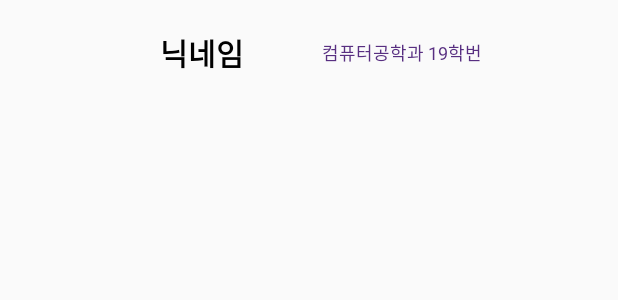
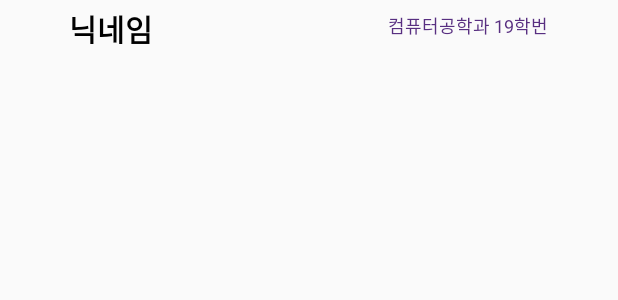
Before and after one commit to SujungMate/SujungMate-Android, an Android app: the layout sujungmate_mypage.xml on its own in the app's theme, with its tools: preview values and no code run, on a phone screen of 412 x 824 dp. Shown: the top 300 px of the screen. Run offline under Robolectric (Android 15) with nearby library versions, the light colour scheme and no system bars.

Commit message:
수정 : 짝수정 레이아웃 설정

```diff
--- a/app/src/main/res/layout/activity_my_page.xml
+++ b/app/src/main/res/layout/activity_my_page.xml
@@ -143,11 +143,13 @@
 
     <androidx.recyclerview.widget.RecyclerView
         android:id="@+id/recyclerview_mypage"
-        android:layout_width="wrap_content"
+        android:layout_width="330dp"
         android:layout_height="390dp"
+        android:layout_marginTop="5dp"
         app:layout_constraintEnd_toEndOf="parent"
         app:layout_constraintStart_toStartOf="parent"
-        app:layout_constraintTop_toTopOf="@+id/line_myPage" />
+        app:layout_constraintTop_toTopOf="@+id/line_myPage"
+        tools:listitem="@layout/sujungmate_mypage" />
 
     <ImageView
         android:id="@+id/profileImage_myPage"
--- a/app/src/main/res/layout/sujungmate_mypage.xml
+++ b/app/src/main/res/layout/sujungmate_mypage.xml
@@ -2,36 +2,37 @@
 <androidx.constraintlayout.widget.ConstraintLayout xmlns:android="http://schemas.android.com/apk/res/android"
     xmlns:app="http://schemas.android.com/apk/res-auto"
     xmlns:tools="http://schemas.android.com/tools"
-    android:layout_width="300dp"
-    android:layout_height="70dp"
-    android:layout_gravity="center_horizontal">
+    android:layout_width="330dp"
+    android:layout_height="25dp"
+    android:layout_gravity="center_horizontal"
+    android:layout_marginTop="4dp"
+    android:layout_marginBottom="4dp">
 
     <TextView
         android:id="@+id/sujungMate_nickname_mypage"
         android:layout_width="wrap_content"
         android:layout_height="wrap_content"
-        android:layout_marginStart="16dp"
-        android:layout_marginLeft="16dp"
-        android:layout_marginEnd="18dp"
-        android:layout_marginRight="18dp"
+        android:layout_marginStart="5dp"
+        android:layout_marginLeft="5dp"
         android:text="닉네임"
         android:textColor="@color/black"
         android:textSize="20dp"
         android:textStyle="bold"
         app:layout_constraintBottom_toBottomOf="parent"
-        app:layout_constraintEnd_toStartOf="@+id/sujungMate_major_mypage"
         app:layout_constraintStart_toStartOf="parent"
-        app:layout_constraintTop_toTopOf="parent" />
+        app:layout_constraintTop_toTopOf="parent"
+        app:layout_constraintVertical_bias="0.0" />
 
     <TextView
         android:id="@+id/sujungMate_major_mypage"
         android:layout_width="wrap_content"
         android:layout_height="wrap_content"
+        android:layout_marginEnd="5dp"
+        android:layout_marginRight="5dp"
         android:text="컴퓨터공학과 19학번"
         android:textColor="#582F81"
         android:textSize="12dp"
         app:layout_constraintBottom_toBottomOf="parent"
         app:layout_constraintEnd_toEndOf="parent"
-        app:layout_constraintStart_toEndOf="@+id/sujungMate_nickname_mypage"
         app:layout_constraintTop_toTopOf="parent" />
 </androidx.constraintlayout.widget.ConstraintLayout>
```
